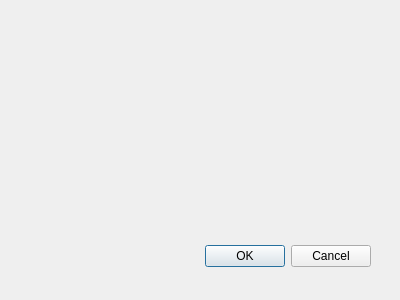
First picture: the form in segreg_calc_dialog_base.ui, repository phiidubois/segreg, before the edit.
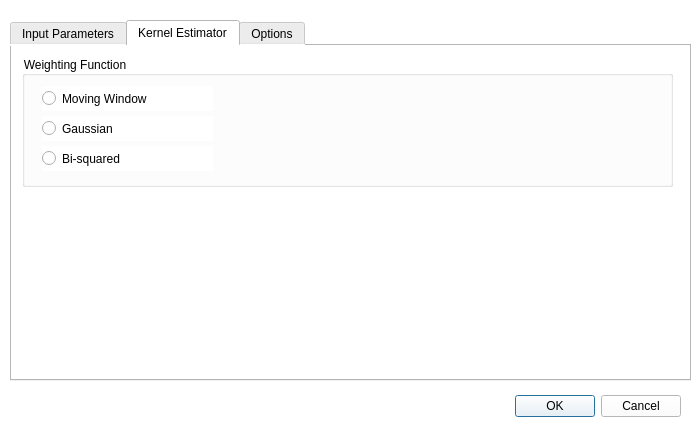
Second picture: the form after the edit. The open tabs and pages were chosen to show the change.

Diff of the .ui file:
```diff
--- a/segreg_calc_dialog_base.ui
+++ b/segreg_calc_dialog_base.ui
@@ -1,23 +1,26 @@
 <ui version="4.0" >
  <class>segregDialogBase</class>
- <widget class="QDialog" name="segregDialogBase" >
-  <property name="geometry" >
+ <widget class="QDialog" name="segregDialogBase">
+  <property name="geometry">
    <rect>
     <x>0</x>
     <y>0</y>
-    <width>400</width>
-    <height>300</height>
+    <width>699</width>
+    <height>430</height>
    </rect>
   </property>
   <property name="windowTitle" >
    <string>Segreg</string>
   </property>
-  <widget class="QDialogButtonBox" name="button_box" >
-   <property name="geometry" >
+  <property name="styleSheet">
+   <string notr="true">background-color: rgb(255, 255, 255);</string>
+  </property>
+  <widget class="QDialogButtonBox" name="button_box">
+   <property name="geometry">
     <rect>
-     <x>30</x>
-     <y>240</y>
-     <width>341</width>
+     <x>20</x>
+     <y>390</y>
+     <width>661</width>
      <height>32</height>
     </rect>
    </property>
@@ -28,6 +31,132 @@
     <set>QDialogButtonBox::Cancel|QDialogButtonBox::Ok</set>
    </property>
   </widget>
+  <widget class="QTabWidget" name="tabWidget">
+   <property name="geometry">
+    <rect>
+     <x>10</x>
+     <y>20</y>
+     <width>681</width>
+     <height>361</height>
+    </rect>
+   </property>
+   <property name="currentIndex">
+    <number>0</number>
+   </property>
+   <widget class="QWidget" name="tab">
+    <attribute name="title">
+     <string>Input Parameters</string>
+    </attribute>
+    <widget class="QListView" name="listView">
+     <property name="geometry">
+      <rect>
+       <x>10</x>
+       <y>110</y>
+       <width>651</width>
+       <height>192</height>
+      </rect>
+     </property>
+    </widget>
+    <widget class="QComboBox" name="cbLayers">
+     <property name="geometry">
+      <rect>
+       <x>10</x>
+       <y>40</y>
+       <width>651</width>
+       <height>27</height>
+      </rect>
+     </property>
+    </widget>
+    <widget class="QLabel" name="label">
+     <property name="geometry">
+      <rect>
+       <x>10</x>
+       <y>10</y>
+       <width>101</width>
+       <height>21</height>
+      </rect>
+     </property>
+     <property name="text">
+      <string>Select layer:</string>
+     </property>
+    </widget>
+    <widget class="QLabel" name="label_2">
+     <property name="geometry">
+      <rect>
+       <x>10</x>
+       <y>80</y>
+       <width>231</width>
+       <height>21</height>
+      </rect>
+     </property>
+     <property name="text">
+      <string>Select the population groups:</string>
+     </property>
+    </widget>
+   </widget>
+   <widget class="QWidget" name="tab_2">
+    <attribute name="title">
+     <string>Kernel Estimator</string>
+    </attribute>
+    <widget class="QGroupBox" name="groupBox">
+     <property name="geometry">
+      <rect>
+       <x>10</x>
+       <y>10</y>
+       <width>651</width>
+       <height>131</height>
+      </rect>
+     </property>
+     <property name="title">
+      <string>Weighting Function</string>
+     </property>
+     <widget class="QRadioButton" name="radioButton">
+      <property name="geometry">
+       <rect>
+        <x>20</x>
+        <y>30</y>
+        <width>171</width>
+        <height>25</height>
+       </rect>
+      </property>
+      <property name="text">
+       <string>Moving Window</string>
+      </property>
+     </widget>
+     <widget class="QRadioButton" name="radioButton_2">
+      <property name="geometry">
+       <rect>
+        <x>20</x>
+        <y>60</y>
+        <width>171</width>
+        <height>25</height>
+       </rect>
+      </property>
+      <property name="text">
+       <string>Gaussian</string>
+      </property>
+     </widget>
+     <widget class="QRadioButton" name="radioButton_3">
+      <property name="geometry">
+       <rect>
+        <x>20</x>
+        <y>90</y>
+        <width>171</width>
+        <height>25</height>
+       </rect>
+      </property>
+      <property name="text">
+       <string>Bi-squared</string>
+      </property>
+     </widget>
+    </widget>
+   </widget>
+   <widget class="QWidget" name="tab_3">
+    <attribute name="title">
+     <string>Options</string>
+    </attribute>
+   </widget>
+  </widget>
  </widget>
  <resources/>
  <connections>
```
Left out of the diff: 33 changed lines with no effect on the pictures.
